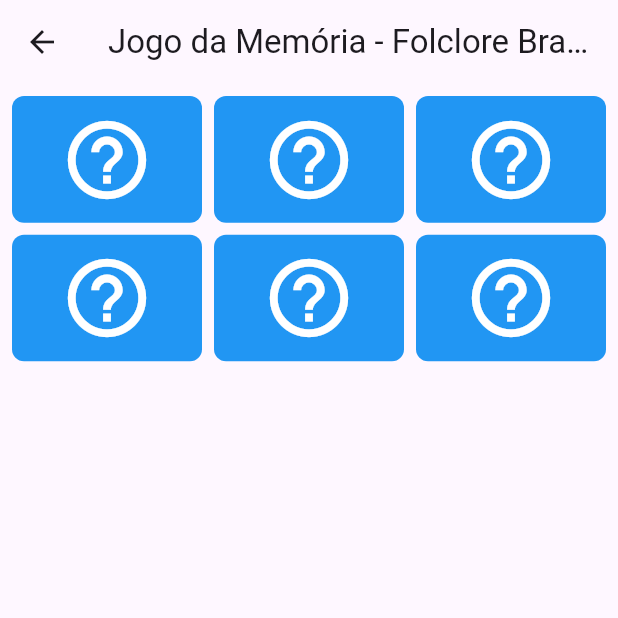
After one commit to lucasgia5/OSemeadorGame, a Flutter app: the JogoDaMemoria screen opened directly, on a phone screen of 412 x 824 dp, the top half of it. The commit adds this screen. Run offline on Flutter 3.47's test engine with Material 3 defaults, Android fonts, the phone set to English and light mode, and no system bars; our stand-ins replace confetti, firebase_auth, firebase_core, font_awesome_flutter; missing offline and left inert: flame; accounts and stored records are empty.

Commit message:
jogo da memoria 1.0

```diff
--- a/lib/main.dart
+++ b/lib/main.dart
@@ -3,7 +3,7 @@ import 'package:firebase_core/firebase_core.dart';
 import 'package:flutterosemeador/telas/jogos_tela.dart'; // Importar a tela de jogos
 import 'firebase_options.dart';
 import 'package:flutterosemeador/telas/telas_datas_comemorativas/datas_comemorativas.dart';
-import 'package:flutterosemeador/telas/telas_quebra_cabeca/quebra_cabeca_page.dart';
+import 'package:flutterosemeador/telas/telas_jogo_memoria/tela_inicial_memoria.dart';
 
 void main() async {
   WidgetsFlutterBinding.ensureInitialized();
--- a/lib/telas/jogos_tela.dart
+++ b/lib/telas/jogos_tela.dart
@@ -1,6 +1,7 @@
 import 'package:flutter/material.dart';
 import 'package:flutterosemeador/telas/telas_formas_geometricas/dificuldades.dart';
 import 'package:flutterosemeador/telas/telas_datas_comemorativas/datas_comemorativas.dart';
+import 'package:flutterosemeador/telas/telas_jogo_memoria/tela_inicial_memoria.dart';
 
 class JogosTela extends StatelessWidget {
   @override
@@ -38,7 +39,14 @@ class JogosTela extends StatelessWidget {
                         ),
                       );
                     }),
-                    buildGameTile(context, "Folclore", null),
+                    buildGameTile(context, "Folclore", () {
+                      Navigator.push(
+                        context,
+                        MaterialPageRoute(
+                          builder: (context) => TelaInicial(),
+                        ),
+                      );
+                    }),
                     buildGameTile(context, "Formas Geométricas", () {
                       Navigator.push(
                         context,
--- a/lib/telas/telas_formas_geometricas/formas_geometricas.dart
+++ b/lib/telas/telas_formas_geometricas/formas_geometricas.dart
@@ -1,6 +1,7 @@
 import 'dart:math';
 import 'package:flutter/material.dart';
 import 'package:confetti/confetti.dart';
+
 
 void main() => runApp(ShapeLinkerGame());
 
--- /dev/null
+++ b/lib/telas/telas_jogo_memoria/jogo_da_memoria.dart
@@ -0,0 +1,206 @@
+import 'package:flutter/material.dart';
+import 'package:flutterosemeador/telas/telas_jogo_memoria/personagens_memoria.dart'; // Importa a classe Personagem
+import 'package:confetti/confetti.dart';
+
+class JogoDaMemoria extends StatefulWidget {
+  final List<Personagem> personagens;
+
+  JogoDaMemoria({required this.personagens});
+
+  @override
+  _JogoDaMemoriaState createState() => _JogoDaMemoriaState();
+}
+
+class _JogoDaMemoriaState extends State<JogoDaMemoria> with TickerProviderStateMixin {
+  late List<Personagem> cartas;
+  List<bool> cartasReveladas = [];
+  List<bool> cartasCorretas = []; // Novo estado para rastrear cartas corretas
+  Personagem? primeiraCarta;
+  int primeiraCartaIndex = -1;
+  late ConfettiController _confettiController;
+
+  @override
+  void initState() {
+    super.initState();
+    cartas = gerarCartas(widget.personagens);
+    cartasReveladas = List.generate(cartas.length, (index) => false);
+    cartasCorretas = List.generate(cartas.length, (index) => false); // Inicializa as cartas corretas
+    _confettiController = ConfettiController(duration: const Duration(seconds: 3));
+  }
+
+  @override
+  void dispose() {
+    _confettiController.dispose();
+    super.dispose();
+  }
+
+  void verificarPar(int index) {
+    setState(() {
+      cartasReveladas[index] = true;
+    });
+
+    if (primeiraCarta == null) {
+      primeiraCarta = cartas[index];
+      primeiraCartaIndex = index;
+    } else {
+      if (primeiraCarta!.nome == cartas[index].nome && primeiraCartaIndex != index) {
+        // Encontrou um par
+        cartasCorretas[primeiraCartaIndex] = true; // Marca a primeira carta como correta
+        cartasCorretas[index] = true; // Marca a segunda carta como correta
+        primeiraCarta = null;
+        // Verifica se todos os pares foram encontrados
+        if (cartasReveladas.every((revelada) => revelada)) {
+          _onGameCompleted(); // Mostra os confetes e o popup
+        }
+      } else {
+        // Não é par, esconde as cartas novamente
+        Future.delayed(Duration(seconds: 1), () {
+          setState(() {
+            cartasReveladas[primeiraCartaIndex] = false;
+            cartasReveladas[index] = false;
+          });
+          primeiraCarta = null;
+        });
+      }
+    }
+  }
+
+  void _onGameCompleted() {
+    _confettiController.play();
+    showDialog(
+      context: context,
+      barrierDismissible: false,
+      builder: (context) => _buildCongratulationsDialog(),
+    );
+  }
+
+  Widget _buildCongratulationsDialog() {
+    return Dialog(
+      shape: RoundedRectangleBorder(borderRadius: BorderRadius.circular(16.0)),
+      child: Padding(
+        padding: const EdgeInsets.all(16.0),
+        child: Column(
+          mainAxisSize: MainAxisSize.min,
+          children: [
+            Text(
+              'Parabéns! Você completou o jogo!',
+              style: TextStyle(
+                fontSize: 20,
+                fontWeight: FontWeight.bold,
+                color: Colors.green,
+              ),
+              textAlign: TextAlign.center,
+            ),
+            SizedBox(height: 10),
+            ElevatedButton(
+              onPressed: () async {
+                // Fecha o popup primeiro
+                Navigator.of(context).pop();
+
+                // Adiciona um pequeno delay para garantir que o popup foi fechado
+                await Future.delayed(Duration(milliseconds: 300));
+
+                // Reinicia o jogo
+                setState(() {
+                  cartas = gerarCartas(widget.personagens);
+                  cartasReveladas = List.generate(cartas.length, (index) => false);
+                  cartasCorretas = List.generate(cartas.length, (index) => false); // Reinicia o estado das cartas corretas
+                  primeiraCarta = null; // Reseta a primeira carta
+                  primeiraCartaIndex = -1; // Reseta o índice da primeira carta
+                });
+              },
+              child: Text('Reiniciar Jogo'),
+            ),
+          ],
+        ),
+      ),
+    );
+  }
+
+  @override
+  Widget build(BuildContext context) {
+    // Obtém a largura total da tela
+    double screenWidth = MediaQuery.of(context).size.width;
+
+    // Define o número de colunas e o aspecto das cartas com base na dificuldade
+    int numColumns;
+    double aspectRatio;
+    if (widget.personagens.length == 3) {
+      numColumns = 3; // Fácil: 3 colunas
+      aspectRatio = 1.5; // Ajusta para que as cartas fiquem menores em altura
+    } else if (widget.personagens.length == 5) {
+      numColumns = 5; // Médio: 5 colunas
+      aspectRatio = 1; // Médio e Difícil permanecem quadradas
+    } else {
+      numColumns = 7; // Difícil: 7 colunas
+      aspectRatio = 0.7;
+    }
+
+    // Calcula o tamanho das cartas com base na largura da tela e no número de colunas
+    double cardSize = (screenWidth / numColumns) - 12; // Inclui espaçamento
+
+    return Scaffold(
+      appBar: AppBar(
+        title: Text('Jogo da Memória - Folclore Brasileiro'),
+      ),
+      body: Stack(
+        children: [
+          GridView.builder(
+            padding: EdgeInsets.all(8.0),
+            gridDelegate: SliverGridDelegateWithFixedCrossAxisCount(
+              crossAxisCount: numColumns,
+              mainAxisSpacing: 8,
+              crossAxisSpacing: 8,
+              childAspectRatio: aspectRatio, // Ajusta proporção para cartas menores no fácil
+            ),
+            itemCount: cartas.length,
+            itemBuilder: (context, index) {
+              return GestureDetector(
+                onTap: cartasReveladas[index]
+                    ? null
+                    : () {
+                        verificarPar(index);
+                      },
+                child: Container(
+                  width: cardSize,
+                  height: cardSize,
+                  decoration: BoxDecoration(
+                    color: cartasCorretas[index] ? Colors.green : Colors.blue, // Atualiza a cor se for correta
+                    borderRadius: BorderRadius.circular(8),
+                  ),
+                  child: cartasReveladas[index]
+                      ? Padding(
+                          padding: EdgeInsets.all(10),
+                          child: Image.asset(
+                            cartas[index].imagem,
+                            fit: BoxFit.contain,
+                            width: cardSize * 0.7,
+                            height: cardSize * 0.7,
+                          ),
+                        )
+                      : Icon(Icons.help_outline, color: Colors.white, size: cardSize / 2),
+                ),
+              );
+            },
+          ),
+          Align(
+            alignment: Alignment.topCenter,
+            child: ConfettiWidget(
+              confettiController: _confettiController,
+              blastDirectionality: BlastDirectionality.explosive,
+              shouldLoop: false,
+              colors: [Colors.red, Colors.green, Colors.blue, Colors.purple],
+            ),
+          ),
+        ],
+      ),
+    );
+  }
+}
+
+// Função para gerar cartas embaralhadas
+List<Personagem> gerarCartas(List<Personagem> personagens) {
+  List<Personagem> cartas = [...personagens, ...personagens];
+  cartas.shuffle();
+  return cartas;
+}
--- /dev/null
+++ b/lib/telas/telas_jogo_memoria/personagens_memoria.dart
@@ -0,0 +1,24 @@
+class Personagem {
+  final String nome;
+  final String imagem;
+
+  Personagem({required this.nome, required this.imagem});
+}
+
+List<Personagem> personagensFacil = [
+  Personagem(nome: "Saci", imagem: "assets/imagens/jogo_memoria/saci.png"),
+  Personagem(nome: "Curupira", imagem: "assets/imagens/jogo_memoria/curupira.png"),
+  Personagem(nome: "Cuca", imagem: "assets/imagens/jogo_memoria/cuca.png"),
+];
+
+List<Personagem> personagensMedio = [
+  ...personagensFacil,
+  Personagem(nome: "Boto Cor-de-Rosa", imagem: "assets/imagens/jogo_memoria/boto.png"),
+  Personagem(nome: "Mula Sem Cabeça", imagem: "assets/imagens/jogo_memoria/mula.webp"),
+];
+
+List<Personagem> personagensDificil = [
+  ...personagensMedio,
+  Personagem(nome: "Lobisomem", imagem: "assets/imagens/jogo_memoria/lobisomen.png"),
+  Personagem(nome: "Boitatá", imagem: "assets/imagens/jogo_memoria/boitata.png"),
+];
--- a/lib/telas/telas_quebra_cabeca/dificuldadeqc.dart
+++ /dev/null
@@ -1 +0,0 @@
-enum Dificuldade { facil, medio, dificil }
--- a/pubspec.yaml
+++ b/pubspec.yaml
@@ -65,6 +65,7 @@ flutter:
     - assets/imagens/datas_comemorativas/
     - assets/imagens/
     - assets/imagens/quebra_cabeca_img/
+    - assets/imagens/jogo_memoria/
   # The following line ensures that the Material Icons font is
   # included with your application, so that you can use the icons in
   # the material Icons class.
```
Also changed, not shown: lib/telas/telas_jogo_memoria/tela_inicial_memoria.dart (added, +56 -0 lines), lib/telas/telas_quebra_cabeca/quebra_cabeca_page.dart (deleted, +0 -305 lines), lib/telas/telas_quebra_cabeca/selecao_dificuldade_page.dart (deleted, +0 -39 lines), lib/telas/telas_quebra_cabeca/selecao_quebra_cabeca_page.dart (deleted, +0 -53 lines), assets/imagens/jogo_memoria/boitata.png (added), assets/imagens/jogo_memoria/boto.png (added), assets/imagens/jogo_memoria/cuca.png (added), assets/imagens/jogo_memoria/curupira.png (added), assets/imagens/jogo_memoria/lobisomen.png (added), assets/imagens/jogo_memoria/mula.webp (added), assets/imagens/jogo_memoria/saci.png (added).
